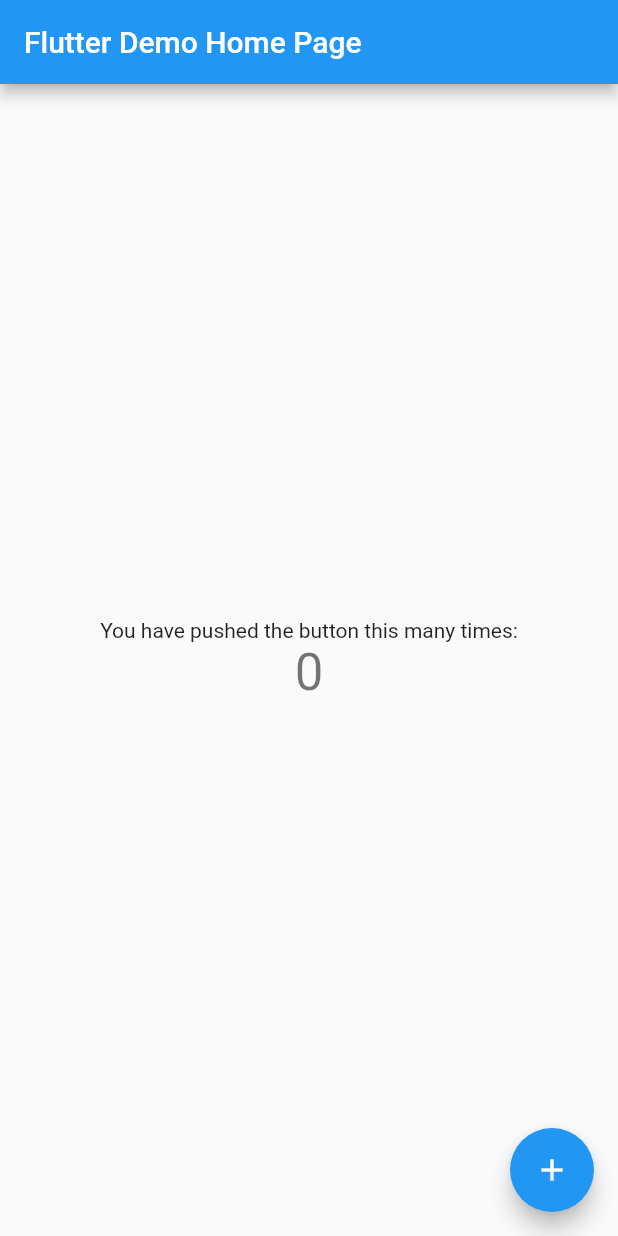
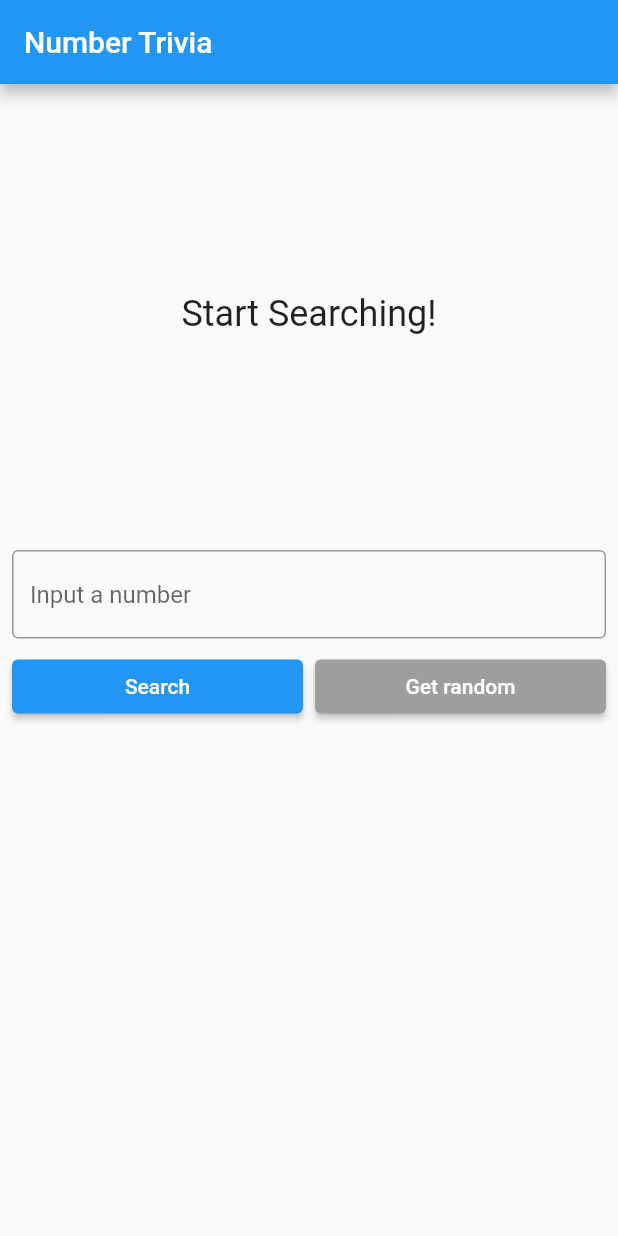
Before and after one commit to hib4/flutter-clean-architecture, a Flutter app: the screen it shows after launch, on a phone screen of 412 x 824 dp. Run offline on Flutter 3.47's test engine with Material 2 defaults, Android fonts, the phone set to English and light mode, and no system bars; our stand-ins replace bloc, dartz, equatable, flutter_bloc, get_it, internet_connection_checker and 1 more.

Commit message:
feat: [HF] user interface

```diff
--- /dev/null
+++ b/lib/features/number_trivia/presentation/pages/number_trivia_page.dart
@@ -0,0 +1,63 @@
+import 'package:flutter/material.dart';
+import 'package:flutter_bloc/flutter_bloc.dart';
+import 'package:flutter_clean_architecture/features/number_trivia/presentation/bloc/number_trivia_bloc.dart';
+import 'package:flutter_clean_architecture/features/number_trivia/presentation/bloc/state/initial_number_trivia_state.dart';
+import 'package:flutter_clean_architecture/features/number_trivia/presentation/bloc/state/loaded_number_trivia_state.dart';
+import 'package:flutter_clean_architecture/features/number_trivia/presentation/bloc/state/loading_number_trivia_state.dart';
+import 'package:flutter_clean_architecture/features/number_trivia/presentation/bloc/state/number_trivia_retrieval_error_state.dart';
+import 'package:flutter_clean_architecture/injection_container.dart';
+
+import '../widgets/loading_widget.dart';
+import '../widgets/message_display.dart';
+import '../widgets/trivia_controls.dart';
+import '../widgets/trivia_display.dart';
+
+class NumberTriviaPage extends StatelessWidget {
+  const NumberTriviaPage({Key? key}) : super(key: key);
+
+  @override
+  Widget build(BuildContext context) {
+    return Scaffold(
+      appBar: AppBar(
+        title: const Text('Number Trivia'),
+      ),
+      body: SingleChildScrollView(
+        child: buildBody(context),
+      ),
+    );
+  }
+
+  Widget buildBody(BuildContext context) {
+    return BlocProvider(
+      create: (_) => serviceLocator.get<NumberTriviaBloc>(),
+      child: Padding(
+        padding: const EdgeInsets.all(8),
+        child: Column(
+          mainAxisSize: MainAxisSize.max,
+          children: [
+            const SizedBox(height: 8),
+            BlocBuilder<NumberTriviaBloc, NumberTriviaState>(
+              builder: (context, state) {
+                late final Widget widget;
+
+                if (state is InitialNumberTriviaState) {
+                  widget = const MessageDisplay(message: 'Start Searching!');
+                } else if (state is LoadingNumberTriviaState) {
+                  widget = const LoadingWidget();
+                } else if (state is LoadedNumberTriviaState) {
+                  widget = TriviaDisplay(numberTrivia: state.numberTrivia);
+                } else if (state is NumberTriviaRetrievalErrorState) {
+                  widget = MessageDisplay(message: state.message);
+                }
+
+                return widget;
+              },
+            ),
+            const SizedBox(height: 20),
+            const TriviaControls(),
+          ],
+        ),
+      ),
+    );
+  }
+}
--- /dev/null
+++ b/lib/features/number_trivia/presentation/widgets/message_display.dart
@@ -0,0 +1,23 @@
+import 'package:flutter/material.dart';
+
+class MessageDisplay extends StatelessWidget {
+  const MessageDisplay({Key? key, required this.message}) : super(key: key);
+
+  final String message;
+
+  @override
+  Widget build(BuildContext context) {
+    return SizedBox(
+      height: MediaQuery.of(context).size.height / 3,
+      child: Center(
+        child: SingleChildScrollView(
+          child: Text(
+            message,
+            style: const TextStyle(fontSize: 24),
+            textAlign: TextAlign.center,
+          ),
+        ),
+      ),
+    );
+  }
+}
--- /dev/null
+++ b/lib/features/number_trivia/presentation/widgets/trivia_controls.dart
@@ -0,0 +1,69 @@
+import 'package:flutter/material.dart';
+import 'package:flutter_bloc/flutter_bloc.dart';
+
+import '../bloc/number_trivia_bloc.dart';
+
+class TriviaControls extends StatefulWidget {
+  const TriviaControls({Key? key}) : super(key: key);
+
+  @override
+  State<TriviaControls> createState() => _TriviaControlsState();
+}
+
+class _TriviaControlsState extends State<TriviaControls> {
+  final controller = TextEditingController();
+  String input = '';
+
+  @override
+  Widget build(BuildContext context) {
+    return Column(
+      children: [
+        TextField(
+          controller: controller,
+          keyboardType: TextInputType.number,
+          decoration: const InputDecoration(
+            border: OutlineInputBorder(),
+            hintText: 'Input a number',
+          ),
+          onChanged: (value) => input = value,
+          onSubmitted: (_) => dispatchConcrete(),
+        ),
+        const SizedBox(height: 8),
+        Row(
+          children: [
+            Expanded(
+              child: ElevatedButton(
+                onPressed: dispatchConcrete,
+                child: const Text('Search'),
+              ),
+            ),
+            const SizedBox(width: 8),
+            Expanded(
+              child: ElevatedButton(
+                onPressed: dispatchRandom,
+                style: ElevatedButton.styleFrom(
+                  backgroundColor: Colors.grey,
+                ),
+                child: const Text('Get random'),
+              ),
+            ),
+          ],
+        ),
+      ],
+    );
+  }
+
+  void dispatchConcrete() {
+    controller.clear();
+    BlocProvider.of<NumberTriviaBloc>(context).add(
+      GetTriviaForConcreteNumber(input),
+    );
+  }
+
+  void dispatchRandom() {
+    controller.clear();
+    BlocProvider.of<NumberTriviaBloc>(context).add(
+      const GetTriviaForRandomNumber(),
+    );
+  }
+}
--- /dev/null
+++ b/lib/features/number_trivia/presentation/widgets/widgets.dart
@@ -0,0 +1,4 @@
+export 'message_display.dart';
+export 'trivia_display.dart';
+export 'loading_widget.dart';
+export 'trivia_controls.dart';
--- a/lib/injection_container.dart
+++ b/lib/injection_container.dart
@@ -9,12 +9,12 @@ import 'package:flutter_clean_architecture/features/number_trivia/presentation/b
 import 'package:get_it/get_it.dart';
 import 'package:internet_connection_checker/internet_connection_checker.dart';
 import 'package:shared_preferences/shared_preferences.dart';
-import 'package:http/http.dart' as http;
+import 'package:http/http.dart';
 import 'features/number_trivia/domain/repositories/number_trivia_repository.dart';
 
 final serviceLocator = GetIt.instance;
 
-Future<void> init() async {
+Future<void> initializeServiceLocator() async {
   /// Features - Number Trivia
   // bloc
   serviceLocator.registerFactory(
@@ -75,6 +75,6 @@ Future<void> init() async {
   final sharedPreferences = await SharedPreferences.getInstance();
 
   serviceLocator.registerLazySingleton(() => sharedPreferences);
-  serviceLocator.registerLazySingleton(() => http.Client);
+  serviceLocator.registerLazySingleton(() => Client());
   serviceLocator.registerLazySingleton(() => InternetConnectionChecker());
 }
--- a/lib/main.dart
+++ b/lib/main.dart
@@ -1,119 +1,23 @@
 import 'package:flutter/material.dart';
-import 'injection_container.dart' as di;
+import 'features/number_trivia/presentation/pages/number_trivia_page.dart';
+import 'injection_container.dart';
 
 void main() async {
   WidgetsFlutterBinding.ensureInitialized();
-  await di.init();
+  await initializeServiceLocator();
 
   runApp(const MyApp());
 }
 
 class MyApp extends StatelessWidget {
-  const MyApp({super.key});
+  const MyApp({Key? key}) : super(key: key);
 
-  // This widget is the root of your application.
   @override
   Widget build(BuildContext context) {
-    return MaterialApp(
-      title: 'Flutter Demo',
-      theme: ThemeData(
-        // This is the theme of your application.
-        //
-        // Try running your application with "flutter run". You'll see the
-        // application has a blue toolbar. Then, without quitting the app, try
-        // changing the primarySwatch below to Colors.green and then invoke
-        // "hot reload" (press "r" in the console where you ran "flutter run",
-        // or simply save your changes to "hot reload" in a Flutter IDE).
-        // Notice that the counter didn't reset back to zero; the application
-        // is not restarted.
-        primarySwatch: Colors.blue,
-      ),
-      home: const MyHomePage(title: 'Flutter Demo Home Page'),
+    return const MaterialApp(
+      debugShowCheckedModeBanner: false,
+      title: 'Number Trivia',
+      home: NumberTriviaPage(),
     );
   }
 }
-
-class MyHomePage extends StatefulWidget {
-  const MyHomePage({super.key, required this.title});
-
-  // This widget is the home page of your application. It is stateful, meaning
-  // that it has a State object (defined below) that contains fields that affect
-  // how it looks.
-
-  // This class is the configuration for the state. It holds the values (in this
-  // case the title) provided by the parent (in this case the App widget) and
-  // used by the build method of the State. Fields in a Widget subclass are
-  // always marked "final".
-
-  final String title;
-
-  @override
-  State<MyHomePage> createState() => _MyHomePageState();
-}
-
-class _MyHomePageState extends State<MyHomePage> {
-  int _counter = 0;
-
-  void _incrementCounter() {
-    setState(() {
-      // This call to setState tells the Flutter framework that something has
-      // changed in this State, which causes it to rerun the build method below
-      // so that the display can reflect the updated values. If we changed
-      // _counter without calling setState(), then the build method would not be
-      // called again, and so nothing would appear to happen.
-      _counter++;
-    });
-  }
-
-  @override
-  Widget build(BuildContext context) {
-    // This method is rerun every time setState is called, for instance as done
-    // by the _incrementCounter method above.
-    //
-    // The Flutter framework has been optimized to make rerunning build methods
-    // fast, so that you can just rebuild anything that needs updating rather
-    // than having to individually change instances of widgets.
-    return Scaffold(
-      appBar: AppBar(
-        // Here we take the value from the MyHomePage object that was created by
-        // the App.build method, and use it to set our appbar title.
-        title: Text(widget.title),
-      ),
-      body: Center(
-        // Center is a layout widget. It takes a single child and positions it
-        // in the middle of the parent.
-        child: Column(
-          // Column is also a layout widget. It takes a list of children and
-          // arranges them vertically. By default, it sizes itself to fit its
-          // children horizontally, and tries to be as tall as its parent.
-          //
-          // Invoke "debug painting" (press "p" in the console, choose the
-          // "Toggle Debug Paint" action from the Flutter Inspector in Android
-          // Studio, or the "Toggle Debug Paint" command in Visual Studio Code)
-          // to see the wireframe for each widget.
-          //
-          // Column has various properties to control how it sizes itself and
-          // how it positions its children. Here we use mainAxisAlignment to
-          // center the children vertically; the main axis here is the vertical
-          // axis because Columns are vertical (the cross axis would be
-          // horizontal).
-          mainAxisAlignment: MainAxisAlignment.center,
-          children: <Widget>[
-            const Text(
-              'You have pushed the button this many times:',
-            ),
-            Text(
-              '$_counter',
-              style: Theme.of(context).textTheme.headline4,
-            ),
-          ],
-        ),
-      ),
-      floatingActionButton: FloatingActionButton(
-        onPressed: _incrementCounter,
-        tooltip: 'Increment',
-        child: const Icon(Icons.add),
-      ), // This trailing comma makes auto-formatting nicer for build methods.
-    );
-  }
-}
```
Also changed, not shown: lib/features/number_trivia/presentation/widgets/loading_widget.dart (added, +15 -0 lines), lib/features/number_trivia/presentation/widgets/trivia_display.dart (added, +41 -0 lines), 1 other file.
